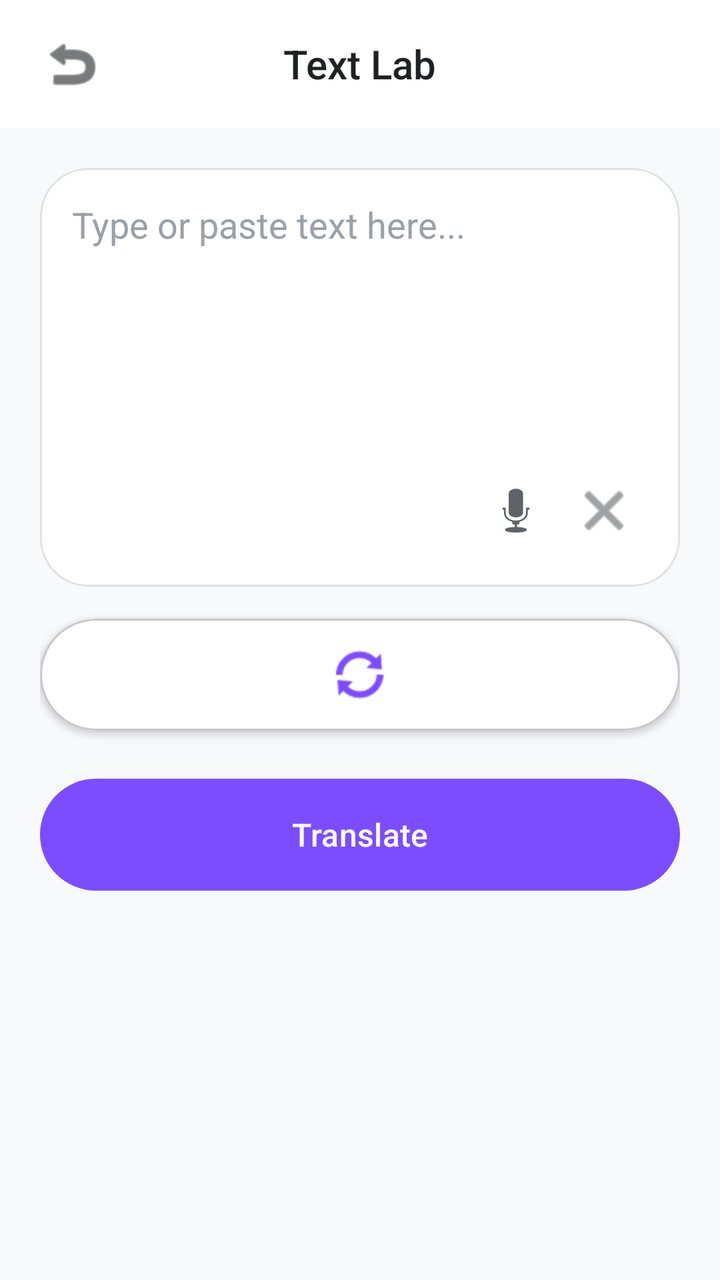
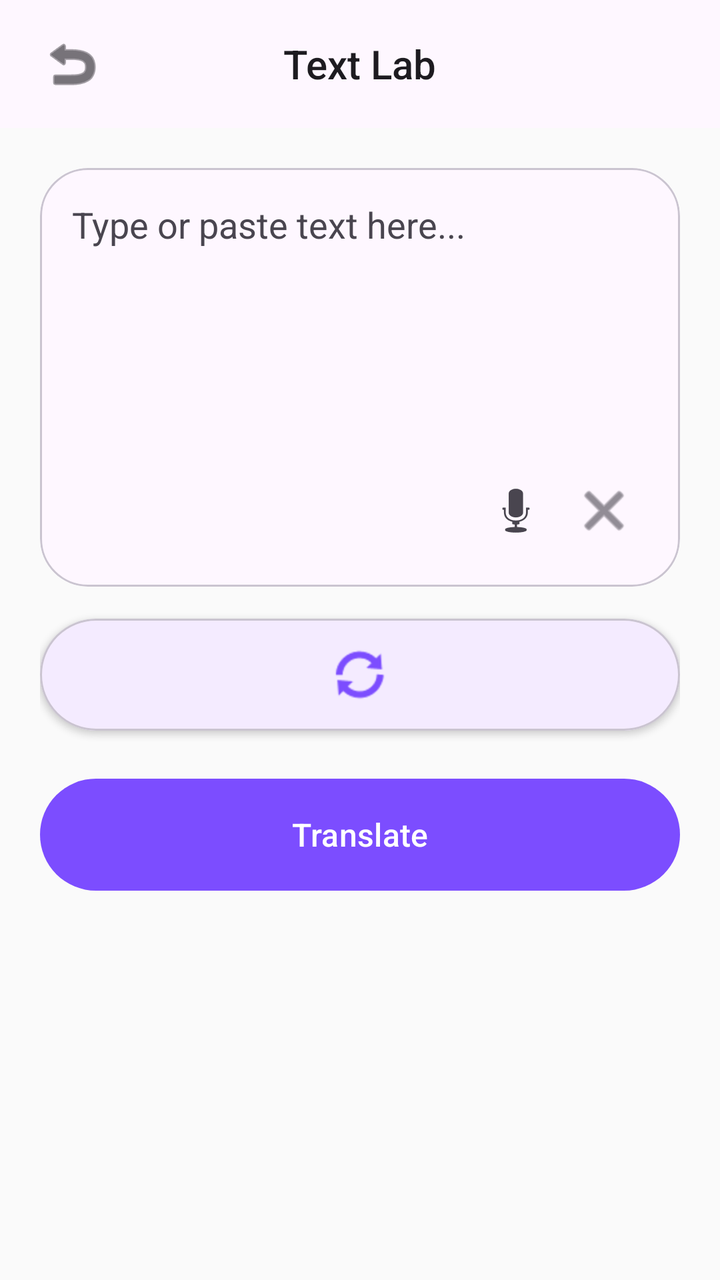

Two renders of the same Android screen: before a commit and after it. Below are the layout's source before the change and the commit's diff.
<!-- AndroidManifest.xml: application theme Theme.ProScanAI -->
<!-- res/layout/activity_text_translation.xml -->
<?xml version="1.0" encoding="utf-8"?>
<androidx.coordinatorlayout.widget.CoordinatorLayout xmlns:android="http://schemas.android.com/apk/res/android"
    xmlns:app="http://schemas.android.com/apk/res-auto"
    android:layout_width="match_parent"
    android:layout_height="match_parent"
    android:background="#F8F9FA">

    <com.google.android.material.appbar.AppBarLayout
        android:layout_width="match_parent"
        android:layout_height="wrap_content"
        android:background="#FFFFFF"
        app:elevation="0dp">

        <com.google.android.material.appbar.MaterialToolbar
            android:id="@+id/toolbar"
            android:layout_width="match_parent"
            android:layout_height="?attr/actionBarSize">

            <ImageButton
                android:id="@+id/btnBack"
                android:layout_width="40dp"
                android:layout_height="40dp"
                android:background="?attr/selectableItemBackgroundBorderless"
                android:src="@android:drawable/ic_menu_revert"
                app:tint="#202124" />

            <TextView
                android:layout_width="wrap_content"
                android:layout_height="wrap_content"
                android:layout_gravity="center"
                android:text="Text Lab"
                android:textColor="#202124"
                android:textSize="20sp"
                android:fontFamily="sans-serif-medium" />

        </com.google.android.material.appbar.MaterialToolbar>
    </com.google.android.material.appbar.AppBarLayout>

    <androidx.core.widget.NestedScrollView
        android:layout_width="match_parent"
        android:layout_height="match_parent"
        app:layout_behavior="@string/appbar_scrolling_view_behavior">

        <LinearLayout
            android:layout_width="match_parent"
            android:layout_height="wrap_content"
            android:orientation="vertical"
            android:padding="20dp">

            
            <com.google.android.material.card.MaterialCardView
                android:layout_width="match_parent"
                android:layout_height="wrap_content"
                app:cardCornerRadius="24dp"
                app:cardElevation="0dp"
                app:strokeWidth="1dp"
                app:strokeColor="#E0E0E0"
                app:cardBackgroundColor="#FFFFFF">

                <RelativeLayout
                    android:layout_width="match_parent"
                    android:layout_height="wrap_content"
                    android:padding="16dp">

                    <EditText
                        android:id="@+id/editSource"
                        android:layout_width="match_parent"
                        android:layout_height="wrap_content"
                        android:minLines="6"
                        android:gravity="start|top"
                        android:textDirection="firstStrong"
                        android:background="@android:color/transparent"
                        android:hint="Type or paste text here..."
                        android:textColor="#202124"
                        android:textColorHint="#9AA0A6"
                        android:textSize="18sp"
                        android:paddingBottom="48dp" />

                    <LinearLayout
                        android:layout_width="wrap_content"
                        android:layout_height="wrap_content"
                        android:layout_alignBottom="@id/editSource"
                        android:layout_alignParentEnd="true"
                        android:orientation="horizontal">

                        <ImageButton
                            android:id="@+id/btnSpeakSource"
                            android:layout_width="44dp"
                            android:layout_height="44dp"
                            android:background="?attr/selectableItemBackgroundBorderless"
                            android:src="@android:drawable/ic_btn_speak_now"
                            app:tint="#5F6368" />

                        <ImageButton
                            android:id="@+id/btnClearText"
                            android:layout_width="44dp"
                            android:layout_height="44dp"
                            android:background="?attr/selectableItemBackgroundBorderless"
                            android:src="@android:drawable/ic_menu_close_clear_cancel"
                            app:tint="#5F6368" />
                    </LinearLayout>
                </RelativeLayout>
            </com.google.android.material.card.MaterialCardView>

            
            <com.google.android.material.card.MaterialCardView
                android:layout_width="match_parent"
                android:layout_height="56dp"
                android:layout_marginTop="16dp"
                app:cardCornerRadius="28dp"
                app:cardElevation="2dp"
                app:cardBackgroundColor="#FFFFFF">

                <LinearLayout
                    android:layout_width="match_parent"
                    android:layout_height="match_parent"
                    android:gravity="center"
                    android:orientation="horizontal"
                    android:paddingHorizontal="16dp">

                    <Spinner
                        android:id="@+id/spinnerFrom"
                        android:layout_width="0dp"
                        android:layout_height="wrap_content"
                        android:layout_weight="1"
                        android:background="@android:color/transparent"
                        android:gravity="center" />

                    <ImageButton
                        android:id="@+id/btnSwap"
                        android:layout_width="32dp"
                        android:layout_height="32dp"
                        android:layout_marginHorizontal="8dp"
                        android:background="?attr/selectableItemBackgroundBorderless"
                        android:src="@android:drawable/ic_popup_sync"
                        app:tint="#7C4DFF" />

                    <Spinner
                        android:id="@+id/spinnerTo"
                        android:layout_width="0dp"
                        android:layout_height="wrap_content"
                        android:layout_weight="1"
                        android:background="@android:color/transparent"
                        android:gravity="center" />
                </LinearLayout>
            </com.google.android.material.card.MaterialCardView>

            <com.google.android.material.button.MaterialButton
                android:id="@+id/btnTranslate"
                android:layout_width="match_parent"
                android:layout_height="64dp"
                android:layout_marginTop="20dp"
                android:text="Translate"
                android:textSize="16sp"
                android:textAllCaps="false"
                android:fontFamily="sans-serif-medium"
                app:cornerRadius="32dp"
                app:backgroundTint="#7C4DFF"
                app:elevation="4dp" />

            
            <com.google.android.material.card.MaterialCardView
                android:id="@+id/cardResult"
                android:layout_width="match_parent"
                android:layout_height="wrap_content"
                android:layout_marginTop="24dp"
                android:visibility="gone"
                app:cardCornerRadius="24dp"
                app:cardElevation="0dp"
                app:cardBackgroundColor="#E8F0FE">

                <LinearLayout
                    android:layout_width="match_parent"
                    android:layout_height="wrap_content"
                    android:orientation="vertical"
                    android:padding="20dp">

                    <TextView
                        android:id="@+id/txtResult"
                        android:layout_width="match_parent"
                        android:layout_height="wrap_content"
                        android:textColor="#1967D2"
                        android:textSize="18sp"
                        android:lineSpacingExtra="4dp"
                        android:textDirection="firstStrong"
                        android:textAlignment="viewStart"
                        android:textIsSelectable="true" />

                    <LinearLayout
                        android:layout_width="wrap_content"
                        android:layout_height="wrap_content"
                        android:layout_gravity="end"
                        android:layout_marginTop="16dp"
                        android:orientation="horizontal">

                        <ImageButton
                            android:id="@+id/btnSpeak"
                            android:layout_width="44dp"
                            android:layout_height="44dp"
                            android:background="?attr/selectableItemBackgroundBorderless"
                            android:src="@android:drawable/ic_btn_speak_now"
                            app:tint="#1967D2" />

                        <View
                            android:layout_width="12dp"
                            android:layout_height="match_parent" />

                        <ImageButton
                            android:id="@+id/btnCopy"
                            android:layout_width="44dp"
                            android:layout_height="44dp"
                            android:background="?attr/selectableItemBackgroundBorderless"
                            android:src="@android:drawable/ic_menu_edit"
                            app:tint="#1967D2" />
                    </LinearLayout>
                </LinearLayout>
            </com.google.android.material.card.MaterialCardView>

        </LinearLayout>
    </androidx.core.widget.NestedScrollView>

</androidx.coordinatorlayout.widget.CoordinatorLayout>
<!-- resources referenced by this layout -->
<resources>
  <style name="Theme.ProScanAI" parent="Base.Theme.ProScanAI" />
  <style name="Base.Theme.ProScanAI" parent="Theme.Material3.DayNight.NoActionBar">
          
          <item name="colorPrimary">@color/primary</item>
          <item name="colorOnPrimary">@color/on_primary</item>
          <item name="colorSecondary">@color/secondary</item>
          <item name="colorOnSecondary">@color/on_secondary</item>
          <item name="android:statusBarColor">@color/primary</item>
      </style>
  <color name="primary">#7C4DFF</color>
  <color name="on_primary">#FFFFFF</color>
  <color name="secondary">#00E5FF</color>
  <color name="on_secondary">#000000</color>
</resources>

<!-- the commit's change to res/layout/activity_text_translation.xml (unified diff, before → after) -->
@@ -3,12 +3,12 @@
     xmlns:app="http://schemas.android.com/apk/res-auto"
     android:layout_width="match_parent"
     android:layout_height="match_parent"
-    android:background="#F8F9FA">
+    android:background="@color/background">
 
     <com.google.android.material.appbar.AppBarLayout
         android:layout_width="match_parent"
         android:layout_height="wrap_content"
-        android:background="#FFFFFF"
+        android:background="?attr/colorSurface"
         app:elevation="0dp">
 
         <com.google.android.material.appbar.MaterialToolbar
@@ -22,14 +22,14 @@
                 android:layout_height="40dp"
                 android:background="?attr/selectableItemBackgroundBorderless"
                 android:src="@android:drawable/ic_menu_revert"
-                app:tint="#202124" />
+                app:tint="?android:attr/textColorPrimary" />
 
             <TextView
                 android:layout_width="wrap_content"
                 android:layout_height="wrap_content"
                 android:layout_gravity="center"
                 android:text="Text Lab"
-                android:textColor="#202124"
+                android:textColor="?android:attr/textColorPrimary"
                 android:textSize="20sp"
                 android:fontFamily="sans-serif-medium" />
 
@@ -54,8 +54,8 @@
                 app:cardCornerRadius="24dp"
                 app:cardElevation="0dp"
                 app:strokeWidth="1dp"
-                app:strokeColor="#E0E0E0"
-                app:cardBackgroundColor="#FFFFFF">
+                app:strokeColor="?attr/colorOutlineVariant"
+                app:cardBackgroundColor="?attr/colorSurface">
 
                 <RelativeLayout
                     android:layout_width="match_parent"
@@ -71,8 +71,8 @@
                         android:textDirection="firstStrong"
                         android:background="@android:color/transparent"
                         android:hint="Type or paste text here..."
-                        android:textColor="#202124"
-                        android:textColorHint="#9AA0A6"
+                        android:textColor="?android:attr/textColorPrimary"
+                        android:textColorHint="?android:attr/textColorSecondary"
                         android:textSize="18sp"
                         android:paddingBottom="48dp" />
 
@@ -89,7 +89,7 @@
                             android:layout_height="44dp"
                             android:background="?attr/selectableItemBackgroundBorderless"
                             android:src="@android:drawable/ic_btn_speak_now"
-                            app:tint="#5F6368" />
+                            app:tint="?android:attr/textColorSecondary" />
 
                         <ImageButton
                             android:id="@+id/btnClearText"
@@ -97,7 +97,7 @@
                             android:layout_height="44dp"
                             android:background="?attr/selectableItemBackgroundBorderless"
                             android:src="@android:drawable/ic_menu_close_clear_cancel"
-                            app:tint="#5F6368" />
+                            app:tint="?android:attr/textColorSecondary" />
                     </LinearLayout>
                 </RelativeLayout>
             </com.google.android.material.card.MaterialCardView>
@@ -109,7 +109,7 @@
                 android:layout_marginTop="16dp"
                 app:cardCornerRadius="28dp"
                 app:cardElevation="2dp"
-                app:cardBackgroundColor="#FFFFFF">
+                app:cardBackgroundColor="?attr/colorSurface">
 
                 <LinearLayout
                     android:layout_width="match_parent"
@@ -133,7 +133,7 @@
                         android:layout_marginHorizontal="8dp"
                         android:background="?attr/selectableItemBackgroundBorderless"
                         android:src="@android:drawable/ic_popup_sync"
-                        app:tint="#7C4DFF" />
+                        app:tint="@color/primary" />
 
                     <Spinner
                         android:id="@+id/spinnerTo"
@@ -155,7 +155,7 @@
                 android:textAllCaps="false"
                 android:fontFamily="sans-serif-medium"
                 app:cornerRadius="32dp"
-                app:backgroundTint="#7C4DFF"
+                app:backgroundTint="@color/primary"
                 app:elevation="4dp" />
 
             
@@ -167,7 +167,7 @@
                 android:visibility="gone"
                 app:cardCornerRadius="24dp"
                 app:cardElevation="0dp"
-                app:cardBackgroundColor="#E8F0FE">
+                app:cardBackgroundColor="?attr/colorSecondaryContainer">
 
                 <LinearLayout
                     android:layout_width="match_parent"
@@ -179,7 +179,7 @@
                         android:id="@+id/txtResult"
                         android:layout_width="match_parent"
                         android:layout_height="wrap_content"
-                        android:textColor="#1967D2"
+                        android:textColor="?attr/colorOnSecondaryContainer"
                         android:textSize="18sp"
                         android:lineSpacingExtra="4dp"
                         android:textDirection="firstStrong"
@@ -199,7 +199,7 @@
                             android:layout_height="44dp"
                             android:background="?attr/selectableItemBackgroundBorderless"
                             android:src="@android:drawable/ic_btn_speak_now"
-                            app:tint="#1967D2" />
+                            app:tint="?attr/colorOnSecondaryContainer" />
 
                         <View
                             android:layout_width="12dp"
@@ -211,7 +211,7 @@
                             android:layout_height="44dp"
                             android:background="?attr/selectableItemBackgroundBorderless"
                             android:src="@android:drawable/ic_menu_edit"
-                            app:tint="#1967D2" />
+                            app:tint="?attr/colorOnSecondaryContainer" />
                     </LinearLayout>
                 </LinearLayout>
             </com.google.android.material.card.MaterialCardView>
<!-- resource entries referenced after the edit -->
@@ -1,5 +1,6 @@
 <!-- resources referenced by this layout -->
 <resources>
+  <color name="background">#FAFAFA</color>
   <style name="Theme.ProScanAI" parent="Base.Theme.ProScanAI" />
   <style name="Base.Theme.ProScanAI" parent="Theme.Material3.DayNight.NoActionBar">
           
